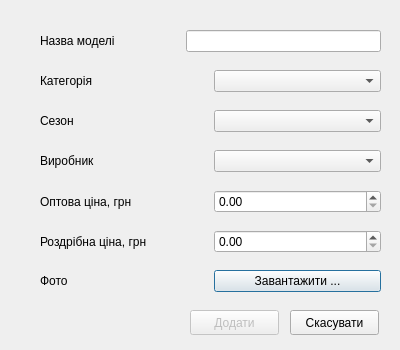
First picture: the form in addmodeldialog.ui, repository moz6go/ShoesStore, before the edit.
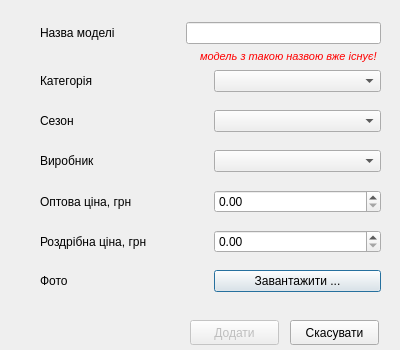
Second picture: the form after the edit.

```diff
--- a/addmodeldialog.ui
+++ b/addmodeldialog.ui
@@ -161,7 +161,7 @@
    <property name="geometry">
     <rect>
      <x>40</x>
-     <y>30</y>
+     <y>22</y>
      <width>341</width>
      <height>27</height>
     </rect>
@@ -267,7 +267,7 @@
    <property name="geometry">
     <rect>
      <x>190</x>
-     <y>310</y>
+     <y>320</y>
      <width>89</width>
      <height>25</height>
     </rect>
@@ -280,7 +280,7 @@
    <property name="geometry">
     <rect>
      <x>290</x>
-     <y>310</y>
+     <y>320</y>
      <width>89</width>
      <height>25</height>
     </rect>
@@ -289,6 +289,59 @@
     <string>Скасувати</string>
    </property>
   </widget>
+  <widget class="QLabel" name="warning_lbl">
+   <property name="geometry">
+    <rect>
+     <x>200</x>
+     <y>46</y>
+     <width>181</width>
+     <height>20</height>
+    </rect>
+   </property>
+   <property name="font">
+    <font>
+     <pointsize>8</pointsize>
+     <italic>true</italic>
+    </font>
+   </property>
+   <property name="styleSheet">
+    <string notr="true">QLabel {color: red}</string>
+   </property>
+   <property name="text">
+    <string>модель з такою назвою вже існує!</string>
+   </property>
+  </widget>
+  <widget class="QLabel" name="pic_lbl">
+   <property name="geometry">
+    <rect>
+     <x>40</x>
+     <y>295</y>
+     <width>341</width>
+     <height>21</height>
+    </rect>
+   </property>
+   <property name="font">
+    <font>
+     <pointsize>8</pointsize>
+     <italic>true</italic>
+    </font>
+   </property>
+   <property name="text">
+    <string/>
+   </property>
+  </widget>
+  <zorder>layoutWidget1</zorder>
+  <zorder>layoutWidget2</zorder>
+  <zorder>layoutWidget3</zorder>
+  <zorder>layoutWidget4</zorder>
+  <zorder>layoutWidget5</zorder>
+  <zorder>layoutWidget6</zorder>
+  <zorder>layoutWidget_2</zorder>
+  <zorder>add_pb</zorder>
+  <zorder>cancel_pb</zorder>
+  <zorder>warning_lbl</zorder>
+  <zorder>picture_le</zorder>
+  <zorder>pic_lbl</zorder>
  </widget>
  <tabstops>
   <tabstop>model_le</tabstop>
```
